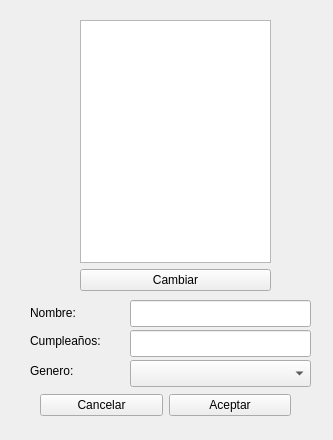
This is Source/formulario_actor.ui in sacowe/actores as Qt 5 draws it before an edit. The edited form follows.
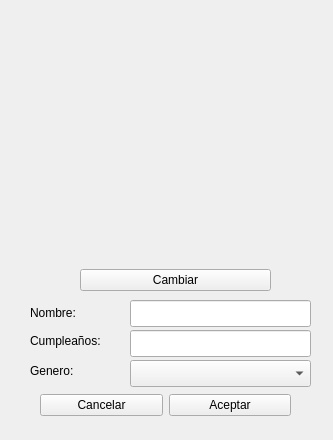
This is the edited form.

Commit message: editar_actor casi completo

Patch:
```diff
--- a/Source/formulario_actor.ui
+++ b/Source/formulario_actor.ui
@@ -24,7 +24,14 @@
    </property>
    <layout class="QVBoxLayout" name="verticalLayout">
     <item>
-     <widget class="QGraphicsView" name="a_photo"/>
+     <widget class="QLabel" name="img">
+      <property name="text">
+       <string/>
+      </property>
+      <property name="scaledContents">
+       <bool>true</bool>
+      </property>
+     </widget>
     </item>
     <item>
      <widget class="QPushButton" name="change">
```
The commit also changes 10 other files.
